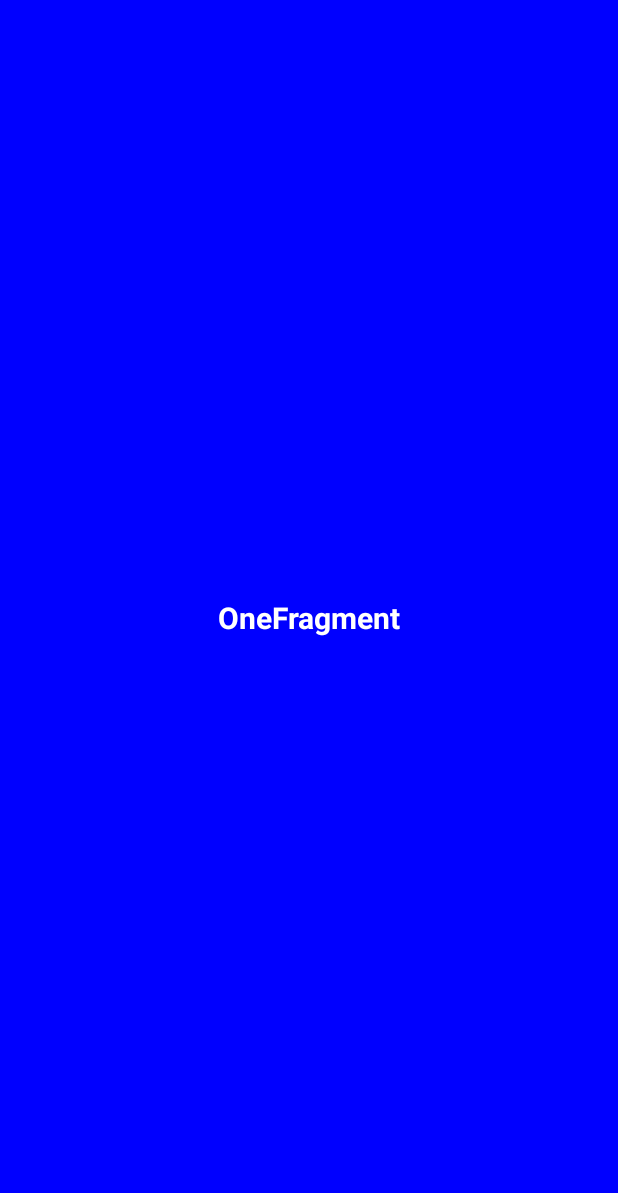
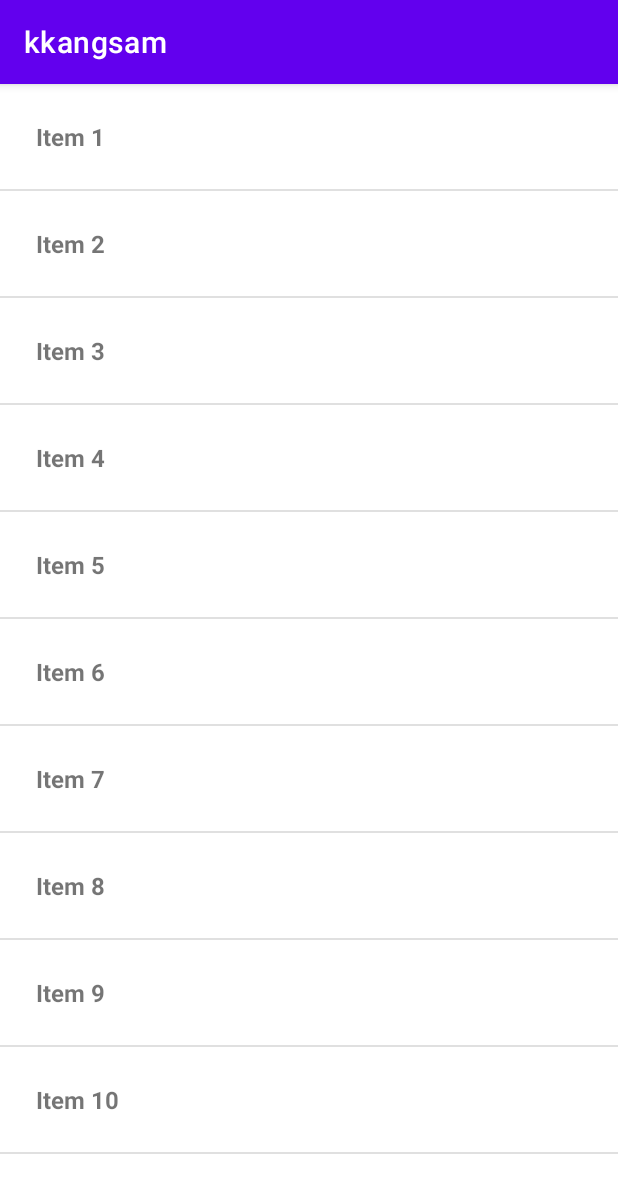
Before and after one commit to minsa97/android_kkangsam, an Android app: the screen it shows after launch (FragmentTest before the commit, Recyclerview_Test after it), on a phone screen of 412 x 824 dp. Before the commit the part shown is almost empty. Shown: the top 1193 px of the screen. Run offline under Robolectric (Android 15) with nearby library versions, the phone set to English and light mode, and no system bars.

Commit message:
lab11 Recyclerview_Test  리사이클러뷰 기본

```diff
--- a/app/src/main/AndroidManifest.xml
+++ b/app/src/main/AndroidManifest.xml
@@ -10,7 +10,7 @@
         android:supportsRtl="true"
         android:theme="@style/Theme.Kkangsam">
         <activity
-            android:name=".lab11.FragmentTest"
+            android:name=".lab11.Recyclerview_Test"
             android:exported="true">
             <intent-filter>
                 <action android:name="android.intent.action.MAIN" />
@@ -18,6 +18,7 @@
                 <category android:name="android.intent.category.LAUNCHER" />
             </intent-filter>
         </activity>
+        <activity android:name=".lab11.FragmentTest" />
         <activity android:name=".lab11.OptionMenuTest" />
 
         <receiver
--- /dev/null
+++ b/app/src/main/java/com/mctlhg/kkangsam/lab11/Recyclerview_Test.kt
@@ -0,0 +1,51 @@
+package com.mctlhg.kkangsam.lab11
+
+import androidx.appcompat.app.AppCompatActivity
+import android.os.Bundle
+import android.view.LayoutInflater
+import android.view.ViewGroup
+import androidx.recyclerview.widget.DividerItemDecoration
+import androidx.recyclerview.widget.LinearLayoutManager
+import androidx.recyclerview.widget.RecyclerView
+import androidx.recyclerview.widget.RecyclerView.*
+import com.mctlhg.kkangsam.R
+import com.mctlhg.kkangsam.databinding.ActivityRecyclerviewTestBinding
+import com.mctlhg.kkangsam.databinding.ItemBinding
+
+class Recyclerview_Test : AppCompatActivity() {
+    override fun onCreate(savedInstanceState: Bundle?) {
+        super.onCreate(savedInstanceState)
+        //setContentView(R.layout.activity_recyclerview_test)
+        val binding = ActivityRecyclerviewTestBinding.inflate(layoutInflater)
+        setContentView(binding.root)
+
+        val data = mutableListOf<String>()
+        for(i in 1..10){
+            data.add("Item $i")
+        }
+
+        binding.recyclerView.layoutManager = LinearLayoutManager(this)
+        binding.recyclerView.adapter = MyAdapter(data)
+        binding.recyclerView.addItemDecoration(DividerItemDecoration(this, LinearLayoutManager.VERTICAL))
+
+    }
+}
+
+class MyViewHolder(val binding: ItemBinding): ViewHolder(binding.root)
+
+class MyAdapter(val data: MutableList<String>): Adapter<ViewHolder>(){
+    override fun getItemCount(): Int {
+        return data.size
+    }
+
+    override fun onCreateViewHolder(parent: ViewGroup, viewType: Int): ViewHolder {
+        return MyViewHolder(ItemBinding.inflate(
+            LayoutInflater.from(parent.context), parent,
+            false))
+    }
+
+    override fun onBindViewHolder(holder: ViewHolder, position: Int) {
+        val binding = (holder as MyViewHolder).binding
+        binding.itemData.text = data[position]
+    }
+}
--- /dev/null
+++ b/app/src/main/res/layout/activity_recyclerview_test.xml
@@ -0,0 +1,10 @@
+<?xml version="1.0" encoding="utf-8"?>
+<androidx.recyclerview.widget.RecyclerView xmlns:android="http://schemas.android.com/apk/res/android"
+xmlns:app="http://schemas.android.com/apk/res-auto"
+xmlns:tools="http://schemas.android.com/tools"
+android:layout_width="match_parent"
+android:layout_height="match_parent"
+tools:context=".lab11.Recyclerview_Test"
+android:id="@+id/recyclerView">
+
+</androidx.recyclerview.widget.RecyclerView>
--- /dev/null
+++ b/app/src/main/res/layout/item.xml
@@ -0,0 +1,15 @@
+<?xml version="1.0" encoding="utf-8"?>
+<LinearLayout xmlns:android="http://schemas.android.com/apk/res/android"
+    android:layout_width="match_parent"
+    android:layout_height="wrap_content"
+    android:orientation="horizontal"
+    android:padding="16dp"
+    android:layout_margin="8dp">
+    <TextView
+        android:id="@+id/item_data"
+        android:layout_width="0dp"
+        android:layout_height="wrap_content"
+        android:layout_weight="1"
+        android:textStyle="bold"
+        android:textSize="16dp"/>
+</LinearLayout>
--- a/app/src/main/res/values/themes.xml
+++ b/app/src/main/res/values/themes.xml
@@ -1,7 +1,7 @@
 <resources xmlns:tools="http://schemas.android.com/tools">
     <!-- Base application theme. -->
-<!--    <style name="Theme.Kkangsam" parent="Theme.MaterialComponents.DayNight.DarkActionBar">-->
-    <style name="Theme.Kkangsam" parent="Theme.MaterialComponents.DayNight.NoActionBar">
+    <style name="Theme.Kkangsam" parent="Theme.MaterialComponents.DayNight.DarkActionBar">
+<!--    <style name="Theme.Kkangsam" parent="Theme.MaterialComponents.DayNight.NoActionBar">-->
         <!-- Primary brand color. -->
         <item name="colorPrimary">@color/purple_500</item>
         <item name="colorPrimaryVariant">@color/purple_700</item>
```
